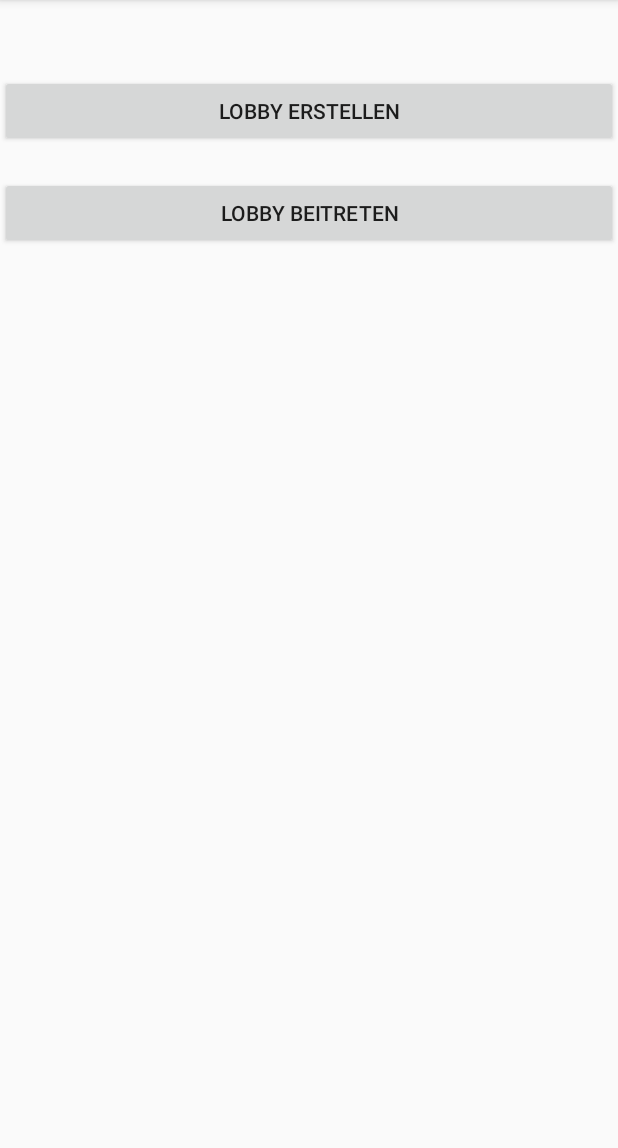
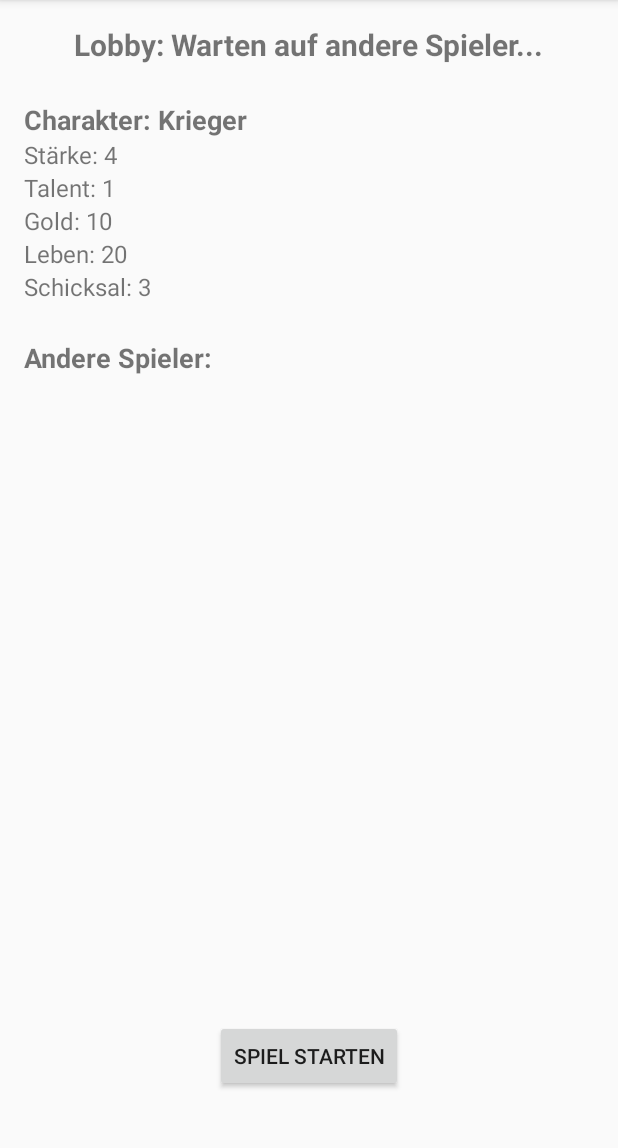
Before and after one commit to MaximaSim/TalismanV01, an Android app built with Jetpack Compose: the screen it shows after launch (MainActivity before the commit, LobbyActivity after it), after a tap on "LOBBY BEITRETEN", on a phone screen of 412 x 824 dp, the part 84-1232 px from its top. Run offline under Robolectric (Android 15) with nearby library versions, the phone set to English and light mode, and no system bars.

Commit message:
Lobby erstellt oder so

```diff
--- /dev/null
+++ b/app/src/main/java/com/example/talismanv01/LobbyActivity.java
@@ -0,0 +1,70 @@
+package com.example.talismanv01;
+
+import android.os.Bundle;
+import android.view.View;
+import android.widget.Button;
+import android.widget.TextView;
+import android.widget.Toast;
+import androidx.appcompat.app.AppCompatActivity;
+
+public class LobbyActivity extends AppCompatActivity {
+
+    // Views
+    private TextView currentPlayerCharacterName;
+    private TextView currentPlayerStrength;
+    private TextView currentPlayerTalent;
+    private TextView currentPlayerGold;
+    private TextView currentPlayerHealth;
+    private TextView currentPlayerFate;
+    private Button startGameButton;
+
+    @Override
+    protected void onCreate(Bundle savedInstanceState) {
+        super.onCreate(savedInstanceState);
+        try {
+            setContentView(R.layout.lobby_activity);
+        } catch (Exception e) {
+            e.printStackTrace();
+        }
+
+    // Initialisiere die Views
+        currentPlayerCharacterName = findViewById(R.id.currentPlayerCharacterName);
+        currentPlayerStrength = findViewById(R.id.currentPlayerStrength);
+        currentPlayerTalent = findViewById(R.id.currentPlayerTalent);
+        currentPlayerGold = findViewById(R.id.currentPlayerGold);
+        currentPlayerHealth = findViewById(R.id.currentPlayerHealth);
+        currentPlayerFate = findViewById(R.id.currentPlayerFate);
+        startGameButton = findViewById(R.id.startGameButton);
+
+        setCurrentPlayerCharacterData();
+
+        // Button Listener für den Spielstart
+        startGameButton.setOnClickListener(new View.OnClickListener() {
+            @Override
+            public void onClick(View v) {
+                startGame();
+            }
+        });
+    }
+
+     //Methode zum Setzen der statischen Charakterdaten des aktuellen Spielers
+    private void setCurrentPlayerCharacterData() {
+        // Hier werden statische Werte gesetzt. Diese könnten später dynamisch kommen
+        currentPlayerCharacterName.setText("Charakter: Krieger");
+        currentPlayerStrength.setText("Stärke: 4");
+        currentPlayerTalent.setText("Talent: 1");
+        currentPlayerGold.setText("Gold: 10");
+        currentPlayerHealth.setText("Leben: 20");
+        currentPlayerFate.setText("Schicksal: 3");
+    }
+
+    // Methode, um das Spiel zu starten (dies könnte später durch Logik zum Starten des Spiels ersetzt werden)
+    private void startGame() {
+        // Hier könnte die Spiel-Start-Logik implementiert werden, z.B. Verbindungsaufbau oder Spiellogik
+        Toast.makeText(LobbyActivity.this, "Spiel gestartet!", Toast.LENGTH_SHORT).show();
+
+        // Beispiel: Nach dem Spielstart könnte die Aktivität zu einer anderen wechseln
+        // Intent intent = new Intent(LobbyActivity.this, GameActivity.class);
+        // startActivity(intent);
+    }
+}
--- /dev/null
+++ b/app/src/main/java/com/example/talismanv01/LobbyManager.java
@@ -0,0 +1,5 @@
+package com.example.talismanv01;
+
+public class LobbyManager {
+
+}
--- a/app/src/main/java/com/example/talismanv01/MainActivity.java
+++ b/app/src/main/java/com/example/talismanv01/MainActivity.java
@@ -10,34 +10,31 @@ public class MainActivity extends AppCompatActivity {
     private Button btnCreateLobby;
     private Button btnJoinLobby;
 
-
     @Override
     protected void onCreate(Bundle savedInstanceState) {
         super.onCreate(savedInstanceState);
         setContentView(R.layout.activity_main);
 
-        // Buttons mit Layout-Elementen verknüpfen
         btnCreateLobby = findViewById(R.id.btnCreateLobby);
         btnJoinLobby = findViewById(R.id.btnJoinLobby);
 
-        // Button: Lobby erstellen (Host)
-        btnCreateLobby.setOnClickListener(new View.OnClickListener() {
-            @Override
-            public void onClick(View v) {
-                Intent intent = new Intent(MainActivity.this, LobbyHostActivity.class);
-                startActivity(intent);
-            }
+        // Lobby erstellen
+        btnCreateLobby.setOnClickListener(v -> {
+
+            Intent intent = new Intent(this, LobbyActivity.class);
+            startActivity(intent);  // Wechsel zur LobbyActivity
         });
 
-        // Button: Lobby beitreten (Client)
-        btnJoinLobby.setOnClickListener(new View.OnClickListener() {
-            @Override
-            public void onClick(View v) {
-                Intent intent = new Intent(MainActivity.this, LobbyClientActivity.class);
-                startActivity(intent);
-            }
+        // Lobby beitreten
+        btnJoinLobby.setOnClickListener(v -> {
+            Intent intent = new Intent(this, LobbyActivity.class);
+            startActivity(intent);  // Wechsel zur LobbyActivity
         });
+    }
 
-
+    // Hilfsmethode zur Generierung einer eindeutigen Spieler-ID
+    private String generateRandomPlayerId() {
+        // Hier könnte man z.B. eine zufällige Zahl oder UUID generieren
+        return "Spieler-" + (int) (Math.random() * 1000); // Beispiel: "Spieler-123"
     }
 }
--- /dev/null
+++ b/app/src/main/res/layout/lobby_activity.xml
@@ -0,0 +1,98 @@
+<RelativeLayout xmlns:android="http://schemas.android.com/apk/res/android"
+    android:layout_width="match_parent"
+    android:layout_height="match_parent"
+    android:padding="16dp">
+
+    <!-- Titel der Lobby -->
+    <TextView
+        android:id="@+id/lobbyTitle"
+        android:layout_width="wrap_content"
+        android:layout_height="wrap_content"
+        android:text="Lobby: Warten auf andere Spieler..."
+        android:textSize="20sp"
+        android:textStyle="bold"
+        android:layout_centerHorizontal="true"
+        android:layout_marginBottom="24dp" />
+
+    <!-- Zeigt die Charakterinformationen des aktuellen Spielers -->
+    <LinearLayout
+        android:id="@+id/playerCharacterInfo"
+        android:layout_width="match_parent"
+        android:layout_height="wrap_content"
+        android:orientation="vertical"
+        android:layout_below="@id/lobbyTitle"
+        android:layout_marginBottom="24dp">
+
+        <TextView
+            android:id="@+id/currentPlayerCharacterName"
+            android:layout_width="wrap_content"
+            android:layout_height="wrap_content"
+            android:text="Charakter: Krieger"
+            android:textSize="18sp"
+            android:textStyle="bold" />
+
+        <TextView
+            android:id="@+id/currentPlayerStrength"
+            android:layout_width="wrap_content"
+            android:layout_height="wrap_content"
+            android:text="Stärke: 4"
+            android:textSize="16sp" />
+
+        <TextView
+            android:id="@+id/currentPlayerTalent"
+            android:layout_width="wrap_content"
+            android:layout_height="wrap_content"
+            android:text="Talent: 1"
+            android:textSize="16sp" />
+
+        <TextView
+            android:id="@+id/currentPlayerGold"
+            android:layout_width="wrap_content"
+            android:layout_height="wrap_content"
+            android:text="Gold: 10"
+            android:textSize="16sp" />
+
+        <TextView
+            android:id="@+id/currentPlayerHealth"
+            android:layout_width="wrap_content"
+            android:layout_height="wrap_content"
+            android:text="Leben: 20"
+            android:textSize="16sp" />
+
+        <TextView
+            android:id="@+id/currentPlayerFate"
+            android:layout_width="wrap_content"
+            android:layout_height="wrap_content"
+            android:text="Schicksal: 3"
+            android:textSize="16sp" />
+    </LinearLayout>
+
+    <!-- Liste der anderen Spieler in der Lobby -->
+    <TextView
+        android:id="@+id/otherPlayersTitle"
+        android:layout_width="wrap_content"
+        android:layout_height="wrap_content"
+        android:text="Andere Spieler:"
+        android:textSize="18sp"
+        android:textStyle="bold"
+        android:layout_below="@id/playerCharacterInfo"
+        android:layout_marginBottom="12dp" />
+
+    <TextView
+        android:id="@+id/playersListRecyclerView"
+        android:layout_width="match_parent"
+        android:layout_height="0dp"
+        android:layout_below="@id/otherPlayersTitle"
+        android:layout_alignParentTop="true"
+        android:layout_weight="1" />
+
+    <!-- Button zum Starten des Spiels -->
+    <Button
+        android:id="@+id/startGameButton"
+        android:layout_width="wrap_content"
+        android:layout_height="wrap_content"
+        android:text="Spiel Starten"
+        android:layout_centerHorizontal="true"
+        android:layout_alignParentBottom="true"
+        android:layout_marginBottom="24dp" />
+</RelativeLayout>
```
Also changed, not shown: app/src/main/AndroidManifest.xml (+6 -1 lines), app/src/main/java/com/example/talismanv01/CharacterManager.java (added, +38 -0 lines), app/src/main/java/com/example/talismanv01/models/Character.java (+48 -0 lines).
